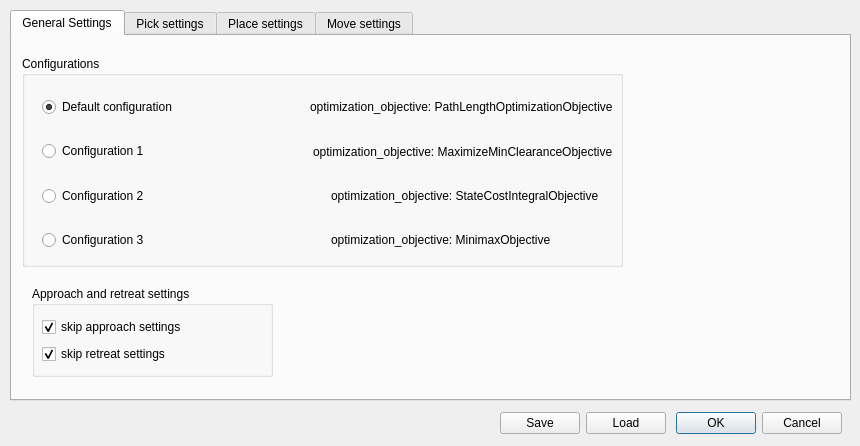
The window that ui/prmstardialog.ui (JoaoQPereira/motion_manager) describes before a commit, drawn with Qt 5.
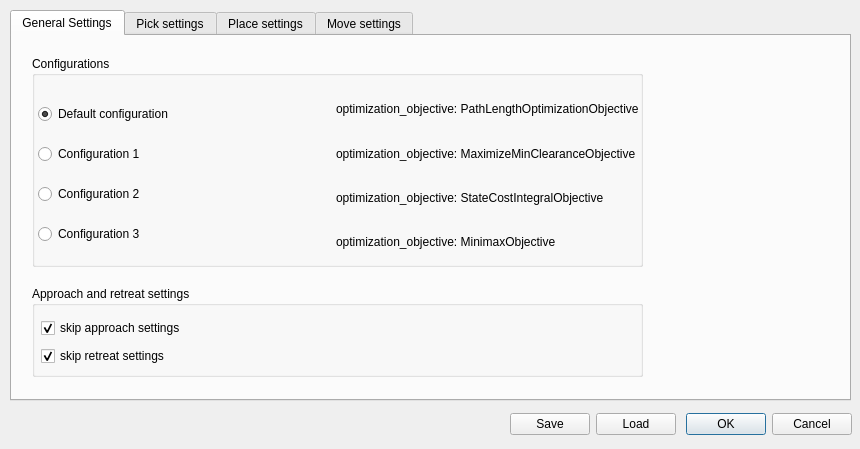
The same window after the commit. The open tabs and pages were chosen to show the change.

```diff
--- a/ui/prmstardialog.ui
+++ b/ui/prmstardialog.ui
@@ -7,7 +7,7 @@
     <x>0</x>
     <y>0</y>
     <width>860</width>
-    <height>446</height>
+    <height>449</height>
    </rect>
   </property>
   <property name="windowTitle">
@@ -32,27 +32,27 @@
     <widget class="QGroupBox" name="groupBox">
      <property name="geometry">
       <rect>
-       <x>10</x>
+       <x>20</x>
        <y>20</y>
-       <width>601</width>
+       <width>611</width>
        <height>211</height>
       </rect>
      </property>
      <property name="title">
       <string>Configurations</string>
      </property>
-     <widget class="QWidget" name="layoutWidget">
+     <widget class="QWidget" name="">
       <property name="geometry">
        <rect>
-        <x>20</x>
-        <y>32</y>
-        <width>571</width>
+        <x>6</x>
+        <y>34</y>
+        <width>601</width>
         <height>171</height>
        </rect>
       </property>
-      <layout class="QVBoxLayout" name="verticalLayout">
+      <layout class="QHBoxLayout" name="horizontalLayout">
        <item>
-        <layout class="QHBoxLayout" name="horizontalLayout">
+        <layout class="QVBoxLayout" name="verticalLayout_2">
          <item>
           <widget class="QRadioButton" name="radioButton_default">
            <property name="text">
@@ -64,17 +64,6 @@
           </widget>
          </item>
          <item>
-          <widget class="QLabel" name="label">
-           <property name="text">
-            <string>optimization_objective: PathLengthOptimizationObjective</string>
-           </property>
-          </widget>
-         </item>
-        </layout>
-       </item>
-       <item>
-        <layout class="QHBoxLayout" name="horizontalLayout_2">
-         <item>
           <widget class="QRadioButton" name="radioButton_1">
            <property name="text">
             <string>Configuration 1</string>
@@ -82,17 +71,6 @@
           </widget>
          </item>
          <item>
-          <widget class="QLabel" name="label_2">
-           <property name="text">
-            <string>optimization_objective: MaximizeMinClearanceObjective</string>
-           </property>
-          </widget>
-         </item>
-        </layout>
-       </item>
-       <item>
-        <layout class="QHBoxLayout" name="horizontalLayout_3">
-         <item>
           <widget class="QRadioButton" name="radioButton_2">
            <property name="text">
             <string>Configuration 2</string>
@@ -100,23 +78,37 @@
           </widget>
          </item>
          <item>
-          <widget class="QLabel" name="label_3">
-           <property name="text">
-            <string>optimization_objective: StateCostIntegralObjective</string>
-           </property>
-          </widget>
-         </item>
-        </layout>
-       </item>
-       <item>
-        <layout class="QHBoxLayout" name="horizontalLayout_6">
-         <item>
           <widget class="QRadioButton" name="radioButton_3">
            <property name="text">
             <string>Configuration 3</string>
            </property>
           </widget>
          </item>
+        </layout>
+       </item>
+       <item>
+        <layout class="QVBoxLayout" name="verticalLayout">
+         <item>
+          <widget class="QLabel" name="label">
+           <property name="text">
+            <string>optimization_objective: PathLengthOptimizationObjective</string>
+           </property>
+          </widget>
+         </item>
+         <item>
+          <widget class="QLabel" name="label_2">
+           <property name="text">
+            <string>optimization_objective: MaximizeMinClearanceObjective</string>
+           </property>
+          </widget>
+         </item>
+         <item>
+          <widget class="QLabel" name="label_3">
+           <property name="text">
+            <string>optimization_objective: StateCostIntegralObjective</string>
+           </property>
+          </widget>
+         </item>
          <item>
           <widget class="QLabel" name="label_4">
            <property name="text">
@@ -134,7 +126,7 @@
       <rect>
        <x>20</x>
        <y>250</y>
-       <width>241</width>
+       <width>611</width>
        <height>91</height>
       </rect>
      </property>
@@ -144,10 +136,10 @@
      <widget class="QWidget" name="layoutWidget_5">
       <property name="geometry">
        <rect>
-        <x>10</x>
+        <x>9</x>
         <y>30</y>
-        <width>171</width>
-        <height>50</height>
+        <width>221</width>
+        <height>54</height>
        </rect>
       </property>
       <layout class="QVBoxLayout" name="verticalLayout_26">
@@ -1479,10 +1471,10 @@
   <widget class="QWidget" name="layoutWidget">
    <property name="geometry">
     <rect>
-     <x>500</x>
+     <x>510</x>
      <y>410</y>
      <width>342</width>
-     <height>27</height>
+     <height>29</height>
     </rect>
    </property>
    <layout class="QHBoxLayout" name="horizontalLayout_5">
```
Left out of the diff: 104 changed lines with no effect on the pictures.
